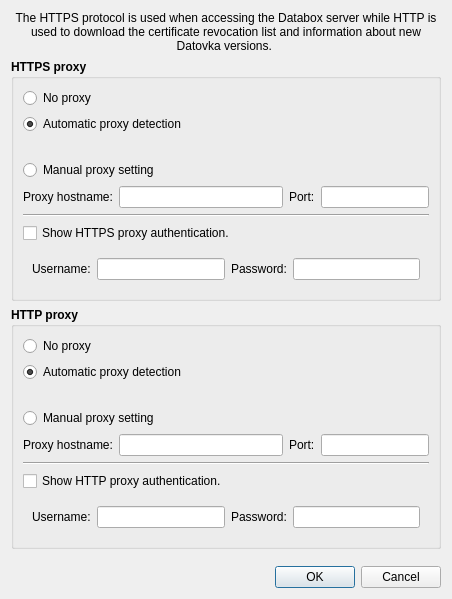
Old version of the form src/gui/ui/dlg_proxysets.ui in the repository psakar/datovka.
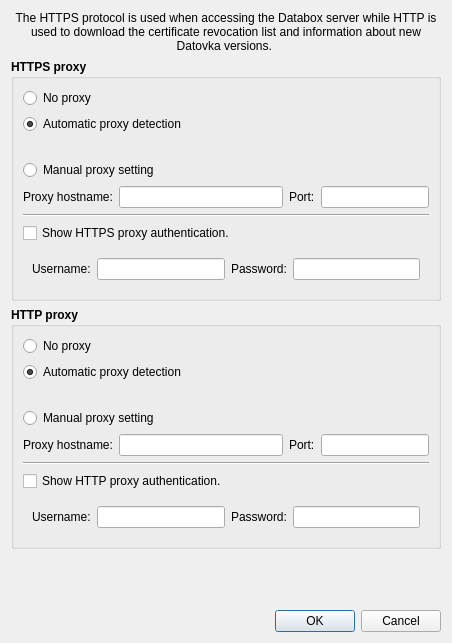
New version of the form. Icons and pictures are not drawn.

```diff
--- a/src/gui/ui/dlg_proxysets.ui
+++ b/src/gui/ui/dlg_proxysets.ui
@@ -7,7 +7,7 @@
     <x>0</x>
     <y>0</y>
     <width>452</width>
-    <height>599</height>
+    <height>643</height>
    </rect>
   </property>
   <property name="sizePolicy">
```
Left out of the diff: 54 changed lines with no effect on the pictures.
